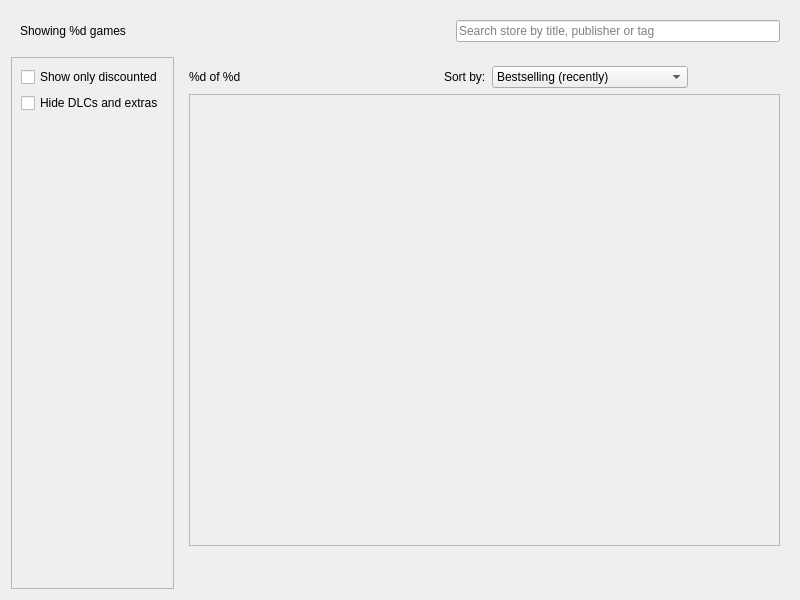
pamugk/nebulae-qt, file pages/allgamespage.ui: the form before one commit.
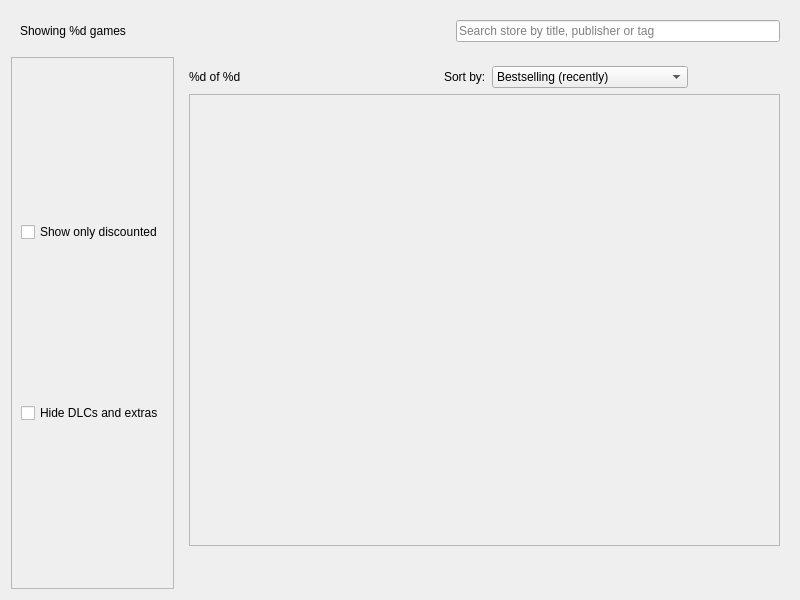
The form after the commit. The open tabs and pages were chosen to show the change. Icons and pictures are not drawn.

Diff of the .ui file:
```diff
--- a/pages/allgamespage.ui
+++ b/pages/allgamespage.ui
@@ -25,6 +25,9 @@
      <property name="widgetResizable">
       <bool>true</bool>
      </property>
+     <property name="alignment">
+      <set>Qt::AlignLeading|Qt::AlignLeft|Qt::AlignTop</set>
+     </property>
      <widget class="QWidget" name="filtersScrollAreaContents">
       <property name="geometry">
        <rect>
@@ -34,7 +37,10 @@
         <height>531</height>
        </rect>
       </property>
-      <layout class="QVBoxLayout" name="verticalLayout_2">
+      <layout class="QVBoxLayout" name="filtersScrollAreaLayout">
+       <property name="sizeConstraint">
+        <enum>QLayout::SetMinimumSize</enum>
+       </property>
        <item>
         <widget class="QCheckBox" name="discountedOnlyCheckbox">
          <property name="text">
@@ -49,19 +55,6 @@
          </property>
         </widget>
        </item>
-       <item>
-        <spacer name="filtersSpacer">
-         <property name="orientation">
-          <enum>Qt::Vertical</enum>
-         </property>
-         <property name="sizeHint" stdset="0">
-          <size>
-           <width>20</width>
-           <height>40</height>
-          </size>
-         </property>
-        </spacer>
-       </item>
       </layout>
      </widget>
     </widget>
```
Left out of the diff: 4 changed lines with no effect on the pictures.
